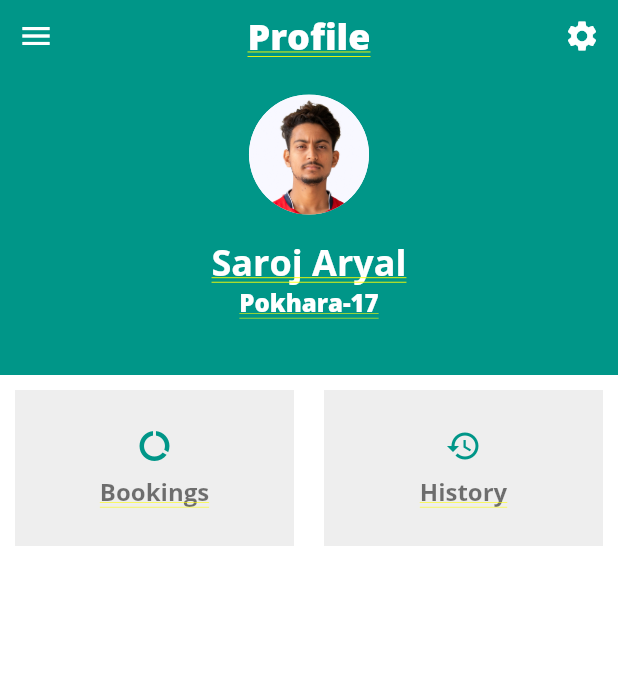
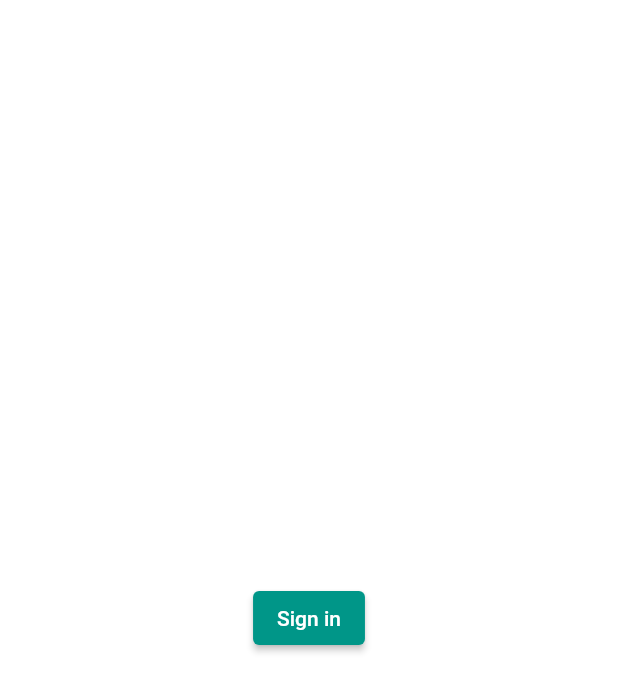
Before and after one commit to Software-Batch-2018/futsa_flutter, a Flutter app: the ProfilePage screen opened by its route, on a phone screen of 412 x 824 dp. Shown: the top 692 px of the screen. Run offline on Flutter 3.47's test engine with Material 2 defaults, Android fonts, the phone set to English and light mode, and no system bars; our stand-ins replace get, google_fonts.

Commit message:
commit not useful changes

```diff
--- a/App/lib/controllers/auth_controller.dart
+++ b/App/lib/controllers/auth_controller.dart
@@ -1,7 +1,9 @@
+import 'package:futsa/views/pages/main_page.dart';
+import 'package:futsa/views/pages/profile_page.dart';
 import 'package:get/get.dart';
 
 class AuthController extends GetxController {
-  RxBool isAuth = false.obs;
+  var isAuth = false.obs;
 
   void toogleAuthStatus() {
     isAuth.value = !isAuth.value;
--- a/App/lib/views/pages/Auth/signin.dart
+++ b/App/lib/views/pages/Auth/signin.dart
@@ -6,7 +6,7 @@ import 'package:get/get.dart';
 
 class SigninPage extends StatelessWidget {
   SigninPage({Key? key}) : super(key: key);
-  final authController = AuthController();
+  final authController = Get.put(AuthController());
 
   @override
   Widget build(BuildContext context) {
--- a/App/lib/views/pages/profile_page.dart
+++ b/App/lib/views/pages/profile_page.dart
@@ -12,18 +12,13 @@ class ProfilePage extends StatefulWidget {
 
 class _ProfilePageState extends State<ProfilePage> {
   final scrollController = ScrollController();
-
-  @override
-  void initState() {
-    // TODO: implement initState
-    super.initState();
-  }
-
-  final _authController = AuthController();
+  final _authController = Get.put(AuthController());
 
   @override
   Widget build(BuildContext context) {
-    return Obx(() => _authController.isAuth.value == false
+    return Obx(
+      () => Container(
+          child: _authController.isAuth.isTrue
               ? Expanded(
                   child: SingleChildScrollView(
                     controller: scrollController,
@@ -39,7 +34,8 @@ class _ProfilePageState extends State<ProfilePage> {
                           child: Column(
                             children: [
                               Row(
-                          mainAxisAlignment: MainAxisAlignment.spaceBetween,
+                                mainAxisAlignment:
+                                    MainAxisAlignment.spaceBetween,
                                 children: [
                                   IconButton(
                                       onPressed: () {},
@@ -120,7 +116,8 @@ class _ProfilePageState extends State<ProfilePage> {
                       onPressed: () {
                         Get.toNamed('/signin');
                       },
-                child: const Text("Sign in "))));
+                      child: const Text("Sign in")))),
+    );
   }
 }
 
```
Lines whose indentation alone changed are shown as unchanged.
